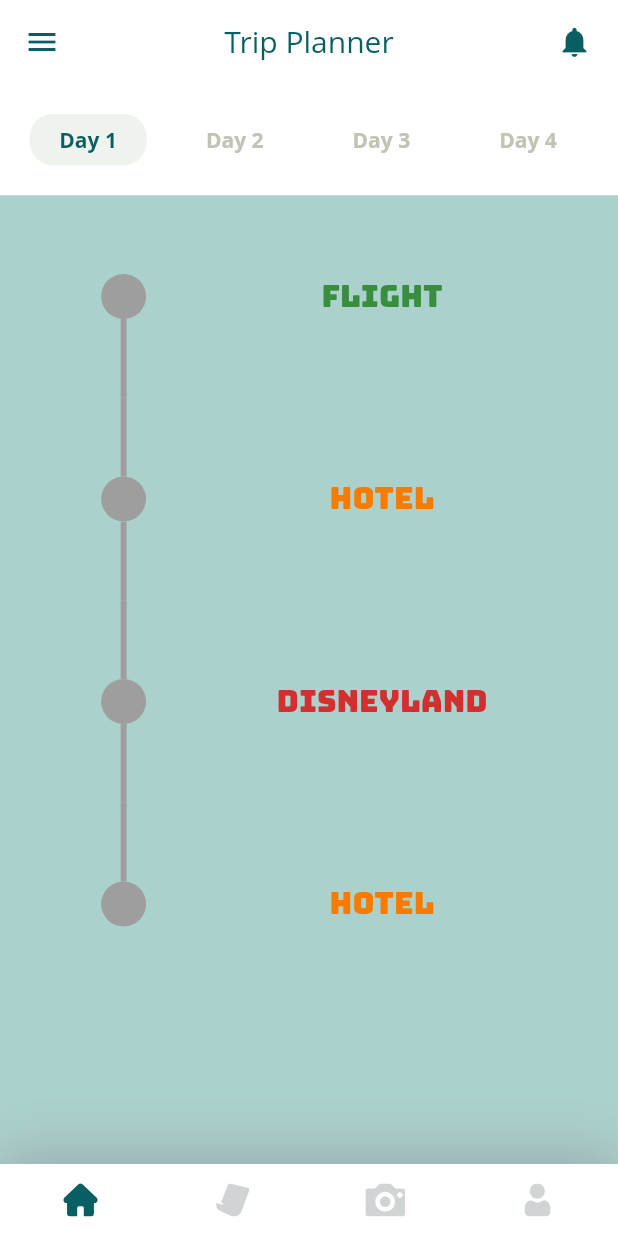
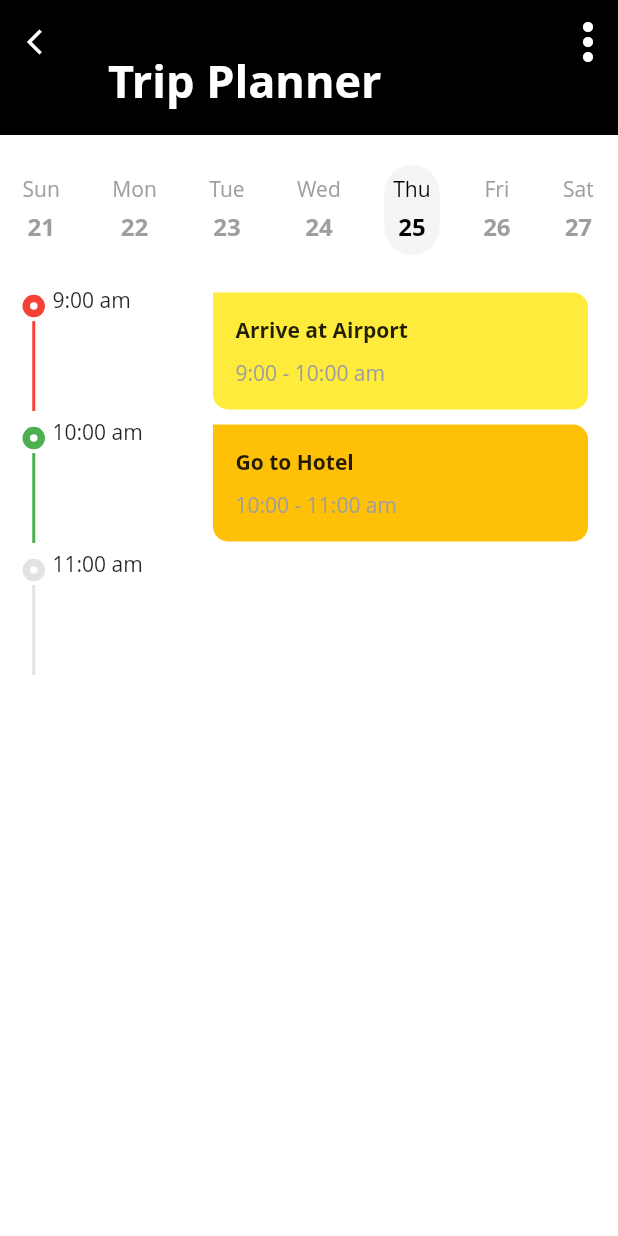
Before and after one commit to jfwt/cathaypass-trash, a Flutter app: the screen it shows after launch, on a phone screen of 412 x 824 dp. Run offline on Flutter 3.47's test engine with Material 2 defaults, Android fonts, the phone set to English and light mode, and no system bars; drawn by our look-alikes of timeline_tile; our stand-ins replace cloud_firestore, firebase_core, flutter_svg, google_fonts; accounts and stored records are empty.

Commit message:
added calendar page

```diff
--- a/lib/main.dart
+++ b/lib/main.dart
@@ -1,15 +1,52 @@
+import 'package:cloud_firestore/cloud_firestore.dart';
+import 'package:firebase_core/firebase_core.dart';
 import 'package:flutter/material.dart';
 import 'package:provider/provider.dart';
 import 'package:recipe_app/constants.dart';
 import 'package:recipe_app/models/NavItem.dart';
+import 'package:recipe_app/models/task.dart';
 import 'package:recipe_app/screens/home/home_screen.dart';
+import 'package:recipe_app/widgets/calendarpage.dart';
 
-void main() {
+void main() async {
+  // WidgetsFlutterBinding.ensureInitialized();
+  // await Firebase.initializeApp();
   runApp(MyApp());
 }
 
 class MyApp extends StatelessWidget {
   // This widget is the root of your application.
+  final Task task = Task(
+      iconData: Icon(Icons.person_rounded),
+      title: 'Personal',
+      bgColor: Colors.purple,
+      iconColor: Colors.orange,
+      btnColor: Colors.yellow,
+      left: 3,
+      done: 1,
+      desc: [
+        {
+          'time': '9:00 am',
+          'title': 'Arrive at Airport',
+          'slot': '9:00 - 10:00 am',
+          'tlColor': Colors.red,
+          'bgColor': Colors.yellow,
+        },
+        {
+          'time': '10:00 am',
+          'title': 'Go to Hotel',
+          'slot': '10:00 - 11:00 am',
+          'tlColor': Colors.green,
+          'bgColor': Colors.amber,
+        },
+        {
+          'time': '11:00 am',
+          'title': '',
+          'slot': '',
+          'tlColor': Colors.grey.withOpacity(0.3),
+          'bgColor': Colors.grey.withOpacity(0.3),
+        }
+      ]);
   @override
   Widget build(BuildContext context) {
     return ChangeNotifierProvider(
@@ -26,8 +63,46 @@ class MyApp extends StatelessWidget {
           appBarTheme: AppBarTheme(color: Colors.white, elevation: 0),
           visualDensity: VisualDensity.adaptivePlatformDensity,
         ),
-        home: HomeScreen(),
+        // home: HomeScreen(),
+        home: CalendarPage(task),
       ),
     );
   }
+
+  //     home: Scaffold(
+  //       appBar: AppBar(
+  //         title: const Text('Firebase'),
+  //       ),
+  //       floatingActionButton: FloatingActionButton(
+  //         onPressed: () => FirebaseFirestore.instance
+  //             .collection('testing')
+  //             .add({'timestamps': Timestamp.fromDate(DateTime.now())}),
+  //         child: Icon(Icons.add),
+  //       ),
+  //       body: StreamBuilder(
+  //         stream:
+  //             FirebaseFirestore.instance.collection('testing').snapshots(),
+  //         builder: (
+  //           BuildContext content,
+  //           AsyncSnapshot<QuerySnapshot> snapshot,
+  //         ) {
+  //           if (!snapshot.hasData) return const SizedBox.shrink();
+  //           return ListView.builder(
+  //             itemCount: snapshot.data.docs.length,
+  //             itemBuilder: (BuildContext content, int index) {
+  //               final docData = snapshot.data.docs[index];
+  //               print('executed!');
+  //               final dateTime =
+  //                   (docData['timestamp'].data() as Timestamp).toDate();
+  //               return ListTile(
+  //                 title: Text(dateTime.toString()),
+  //               );
+  //             },
+  //           );
+  //         },
+  //       ),
+  //     ),
+
+  //   ),
+  // );
 }
--- /dev/null
+++ b/lib/models/task.dart
@@ -0,0 +1,98 @@
+import 'package:flutter/material.dart';
+import 'package:recipe_app/constants.dart';
+
+class Task {
+  final Icon iconData;
+  final String title;
+  final Color bgColor;
+  final Color iconColor;
+  final Color btnColor;
+  final num left;
+  final num done;
+  final List<Map<String, dynamic>> desc;
+  final bool isLast;
+  Task({
+    this.iconData,
+    this.title,
+    this.bgColor,
+    this.btnColor,
+    this.done,
+    this.iconColor,
+    this.left,
+    this.desc,
+    this.isLast = false,
+  });
+  static List<Task> generateTasks() {
+    return [
+      Task(
+          iconData: Icon(Icons.person_rounded),
+          title: 'Personal',
+          bgColor: Colors.yellow,
+          iconColor: Colors.orange,
+          btnColor: Colors.pink,
+          left: 3,
+          done: 1,
+          desc: [
+            {
+              'time': '9:00 am',
+              'title': 'Arrive at Airport',
+              'slot': '9:00 - 10:00 am',
+              'tlColor': Colors.green,
+              'bgColor': Colors.blue,
+            },
+            {
+              'time': '10:00 am',
+              'title': 'Go to Hotel',
+              'slot': '10:00 - 11:00 am',
+              'tlColor': Colors.red,
+              'bgColor': Colors.blue,
+            },
+            {
+              'time': '11:00 am',
+              'title': '',
+              'slot': '',
+              'tlColor': Colors.grey.withOpacity(0.3),
+              'bgColor': Colors.grey.withOpacity(0.3),
+            }
+          ]),
+      Task(
+          iconData: Icon(Icons.cases_rounded),
+          title: 'Personal',
+          bgColor: Colors.yellow,
+          iconColor: Colors.orange,
+          btnColor: Colors.pink,
+          left: 3,
+          done: 1,
+          desc: [
+            {
+              'time': '9:00 am',
+              'title': 'Arrive at Airport',
+              'slot': '9:00 - 10:00 am',
+              'tlColor': Colors.green,
+              'bgColor': Colors.blue,
+            },
+            {
+              'time': '10:00 am',
+              'title': 'Go to Hotel',
+              'slot': '10:00 - 11:00 am',
+              'tlColor': Colors.red,
+              'bgColor': Colors.blue,
+            },
+            {
+              'time': '11:00 am',
+              'title': '',
+              'slot': '',
+              'tlColor': Colors.grey.withOpacity(0.3),
+              'bgColor': Colors.grey.withOpacity(0.3),
+            },
+            {
+              'time': '11:00 - 12:00pm',
+              'title': '',
+              'slot': '',
+              'tlColor': Colors.orange,
+              'bgColor': Colors.purple,
+            }
+          ]),
+    ];
+  }
+}
--- /dev/null
+++ b/lib/widgets/calendarpage.dart
@@ -0,0 +1,91 @@
+import 'package:flutter/material.dart';
+import 'package:recipe_app/constants.dart';
+import 'package:recipe_app/models/task.dart';
+import 'package:recipe_app/widgets/datepicker.dart';
+import 'package:recipe_app/widgets/tasktimeline.dart';
+
+class CalendarPage extends StatelessWidget {
+  final Task task;
+  CalendarPage(this.task);
+  @override
+  Widget build(BuildContext context) {
+    final detailList = task.desc;
+    return Scaffold(
+      backgroundColor: Colors.white,
+      body: CustomScrollView(
+        slivers: [
+          _buildAppBar(context),
+          SliverToBoxAdapter(
+            child: Container(
+              decoration: BoxDecoration(
+                color: Colors.white,
+                borderRadius: BorderRadius.only(
+                  topLeft: Radius.circular(30),
+                  topRight: Radius.circular(30),
+                ),
+              ),
+              child: Column(
+                crossAxisAlignment: CrossAxisAlignment.start,
+                children: [
+                  DatePicker(),
+                ],
+              ),
+            ),
+          ),
+          detailList == null
+              ? SliverFillRemaining(
+                  child: Container(
+                    color: Colors.white,
+                    child: Center(
+                      child: Text(
+                        'No task today',
+                        style: TextStyle(color: Colors.grey, fontSize: 18),
+                      ),
+                    ),
+                  ),
+                )
+              : SliverList(
+                  delegate: SliverChildBuilderDelegate(
+                    (_, index) => TaskTimeline(detailList[index]),
+                    childCount: detailList.length,
+                  ),
+                ),
+        ],
+      ),
+    );
+  }
+
+  Widget _buildAppBar(BuildContext context) {
+    return SliverAppBar(
+      expandedHeight: 90,
+      backgroundColor: Colors.black,
+      leading: IconButton(
+        onPressed: () => Navigator.of(context).pop(),
+        icon: Icon(Icons.arrow_back_ios),
+        iconSize: 20,
+      ),
+      actions: [
+        Icon(
+          Icons.more_vert,
+          size: 40,
+        )
+      ],
+      flexibleSpace: FlexibleSpaceBar(
+        title: Column(
+          mainAxisAlignment: MainAxisAlignment.end,
+          crossAxisAlignment: CrossAxisAlignment.start,
+          children: [
+            SafeArea(
+              child: Text(
+                'Trip Planner',
+                style: TextStyle(
+                  fontWeight: FontWeight.bold,
+                ),
+              ),
+            )
+          ],
+        ),
+      ),
+    );
+  }
+}
--- /dev/null
+++ b/lib/widgets/datepicker.dart
@@ -0,0 +1,62 @@
+import 'package:flutter/material.dart';
+
+class DatePicker extends StatefulWidget {
+  @override
+  _DatePickerState createState() => _DatePickerState();
+}
+
+class _DatePickerState extends State<DatePicker> {
+  final weekList = ['Sun', 'Mon', 'Tue', 'Wed', 'Thu', 'Fri', 'Sat'];
+  final dayList = ['21', '22', '23', '24', '25', '26', '27'];
+  var selected = 4;
+  @override
+  Widget build(BuildContext context) {
+    return Container(
+      height: 100,
+      padding: EdgeInsets.symmetric(vertical: 20),
+      decoration: BoxDecoration(
+        borderRadius: BorderRadius.only(
+          topLeft: Radius.circular(30),
+          topRight: Radius.circular(30),
+        ),
+      ),
+      child: ListView.separated(
+          scrollDirection: Axis.horizontal,
+          itemBuilder: (context, index) => GestureDetector(
+                onTap: () => setState(
+                  () => selected == index,
+                ),
+                child: Container(
+                  padding: EdgeInsets.all(6),
+                  margin: EdgeInsets.symmetric(horizontal: 9),
+                  decoration: BoxDecoration(
+                    borderRadius: BorderRadius.circular(20),
+                    color:
+                        selected == index ? Colors.grey.withOpacity(0.1) : null,
+                  ),
+                  child: Column(
+                    children: [
+                      Text(
+                        weekList[index],
+                        style: TextStyle(
+                          color: selected == index ? Colors.black : Colors.grey,
+                        ),
+                      ),
+                      SizedBox(height: 5),
+                      Text(
+                        dayList[index],
+                        style: TextStyle(
+                          fontSize: 16,
+                          fontWeight: FontWeight.bold,
+                          color: selected == index ? Colors.black : Colors.grey,
+                        ),
+                      ),
+                    ],
+                  ),
+                ),
+              ),
+          separatorBuilder: (_, index) => SizedBox(width: 5),
+          itemCount: weekList.length),
+    );
+  }
+}
--- /dev/null
+++ b/lib/widgets/tasktimeline.dart
@@ -0,0 +1,97 @@
+import 'package:flutter/material.dart';
+import 'package:timeline_tile/timeline_tile.dart';
+
+class TaskTimeline extends StatelessWidget {
+  final Map<String, dynamic> detail;
+  TaskTimeline(this.detail);
+
+  @override
+  Widget build(BuildContext context) {
+    return Container(
+      color: Colors.white,
+      padding: EdgeInsets.symmetric(horizontal: 15),
+      child: Row(
+        children: [
+          _buildTimeline(detail['tlColor']),
+          Expanded(
+            child: Row(
+              mainAxisAlignment: MainAxisAlignment.spaceBetween,
+              crossAxisAlignment: CrossAxisAlignment.start,
+              children: [
+                Text(detail['time']),
+                detail['title'].isNotEmpty
+                    ? _buildCard(
+                        detail['bgColor'],
+                        detail['title'],
+                        detail['slot'],
+                      )
+                    : _buildCard(Colors.white, '', '')
+              ],
+            ),
+          )
+        ],
+      ),
+    );
+  }
+
+  Widget _buildCard(Color bgColor, String title, String slot) {
+    return Container(
+      width: 250,
+      decoration: BoxDecoration(
+        color: bgColor,
+        borderRadius: BorderRadius.only(
+          topRight: Radius.circular(10),
+          bottomLeft: Radius.circular(10),
+          bottomRight: Radius.circular(10),
+        ),
+      ),
+      padding: EdgeInsets.all(15),
+      margin: EdgeInsets.all(5),
+      child: Column(
+        crossAxisAlignment: CrossAxisAlignment.start,
+        children: [
+          Text(
+            title,
+            style: TextStyle(
+              fontWeight: FontWeight.bold,
+            ),
+          ),
+          SizedBox(
+            height: 10,
+          ),
+          Text(
+            slot,
+            style: TextStyle(color: Colors.grey),
+          )
+        ],
+      ),
+    );
+  }
+
+  Widget _buildTimeline(Color color) {
+    return Container(
+      height: 80,
+      width: 20,
+      child: TimelineTile(
+        alignment: TimelineAlign.manual,
+        lineXY: 0,
+        isFirst: true,
+        indicatorStyle: IndicatorStyle(
+          indicatorXY: 0,
+          width: 15,
+          indicator: Container(
+            decoration: BoxDecoration(
+              color: Colors.white,
+              shape: BoxShape.circle,
+              border: Border.all(width: 5, color: color),
+            ),
+          ),
+        ),
+        afterLineStyle: LineStyle(
+          thickness: 2,
+          color: color,
+        ),
+      ),
+    );
+  }
+}
--- a/pubspec.yaml
+++ b/pubspec.yaml
@@ -31,6 +31,12 @@ dependencies:
   flutter_svg: ^0.23.0+1
   timeline_tile: ^2.0.0
   google_fonts: ^2.1.0
+
+  firebase_core: ^1.10.0
+  firebase_analytics: ^8.3.4
+  firebase_auth: ^3.2.0
+  cloud_firestore: ^3.1.0
+
 
 dev_dependencies:
   flutter_test:
```
Also changed, not shown: pubspec.lock, 27 other files.
